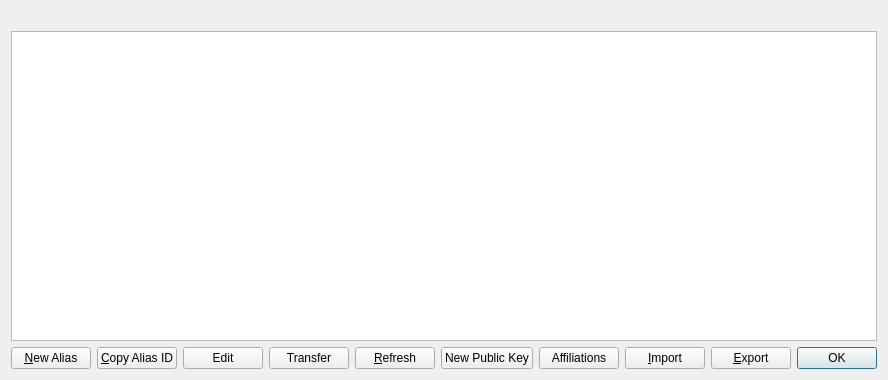
Qt form src/qt/forms/myaliaslistpage.ui (sschepis/syscoin2) before a commit.
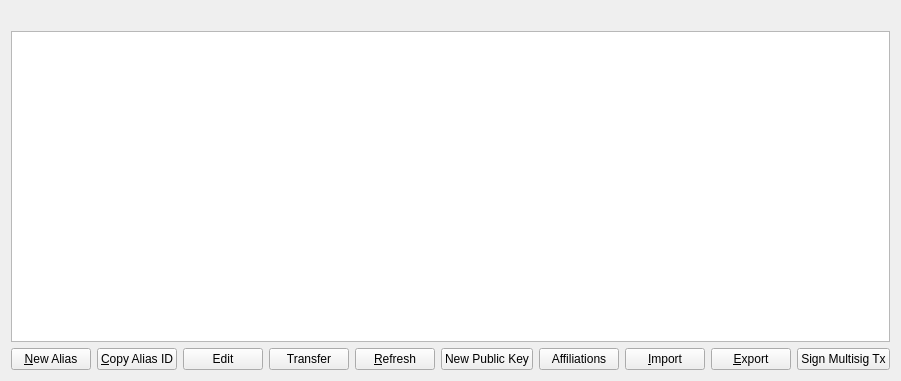
The same form after that commit.

Diff of the .ui file:
```diff
--- a/src/qt/forms/myaliaslistpage.ui
+++ b/src/qt/forms/myaliaslistpage.ui
@@ -6,8 +6,8 @@
    <rect>
     <x>0</x>
     <y>0</y>
-    <width>760</width>
-    <height>380</height>
+    <width>845</width>
+    <height>381</height>
    </rect>
   </property>
   <property name="windowTitle">
@@ -161,15 +161,9 @@
       </widget>
      </item>
      <item>
-      <widget class="QDialogButtonBox" name="buttonBox">
-       <property name="sizePolicy">
-        <sizepolicy hsizetype="Maximum" vsizetype="Fixed">
-         <horstretch>0</horstretch>
-         <verstretch>0</verstretch>
-        </sizepolicy>
-       </property>
-       <property name="standardButtons">
-        <set>QDialogButtonBox::Ok</set>
+      <widget class="QPushButton" name="signMultisigButton">
+       <property name="text">
+        <string>Sign Multisig Tx</string>
        </property>
       </widget>
      </item>
```
